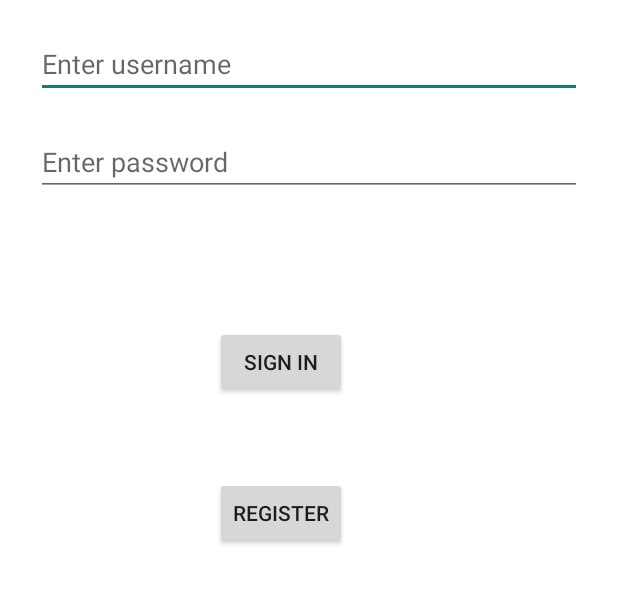
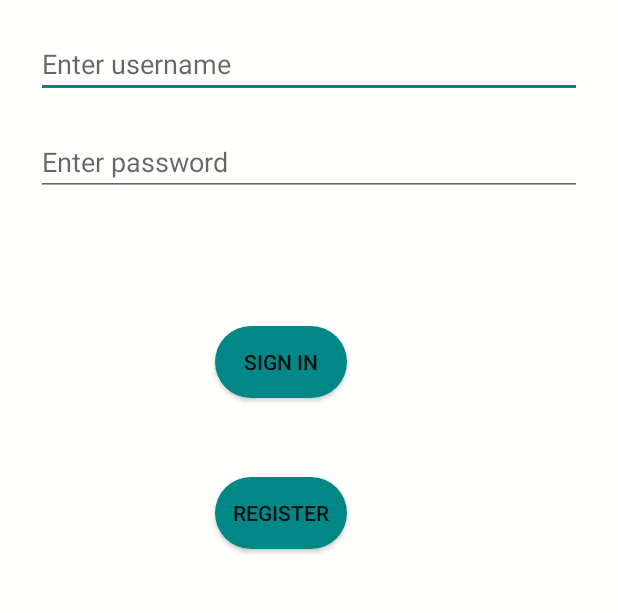
Before and after one commit to Dana-Monica/Finder, an Android app: the LoginActivity screen opened directly, with no data from a screen before it, on a phone screen of 412 x 824 dp, the part 438-1051 px from its top. Run offline under Robolectric (Android 15) with nearby library versions, the phone set to English and light mode, and no system bars; our stand-ins replace Firebase (no records; nobody signed in at launch, a user with empty details on screens opened directly).

Commit message:
modified login buttons

```diff
--- a/app/src/main/res/layout/activity_login.xml
+++ b/app/src/main/res/layout/activity_login.xml
@@ -16,6 +16,7 @@
         android:layout_marginTop="1dp"
         android:layout_marginEnd="48dp"
         android:layout_marginBottom="64dp"
+        android:background="@drawable/round"
         android:text="@string/action_sign_in"
         android:onClick="login"
         app:layout_constraintBottom_toBottomOf="parent"
@@ -80,6 +81,7 @@
         android:layout_marginBottom="64dp"
         android:enabled="true"
         android:text="@string/action_register"
+        android:background="@drawable/round"
         android:onClick="register"
         app:layout_constraintBottom_toBottomOf="parent"
         app:layout_constraintEnd_toEndOf="parent"
```
Also changed, not shown: app/src/main/java/com/example/finder/CustomAdaptorMain.java (+6 -1 lines), app/src/main/java/com/example/finder/RecipeItem.java (+13 -1 lines).
